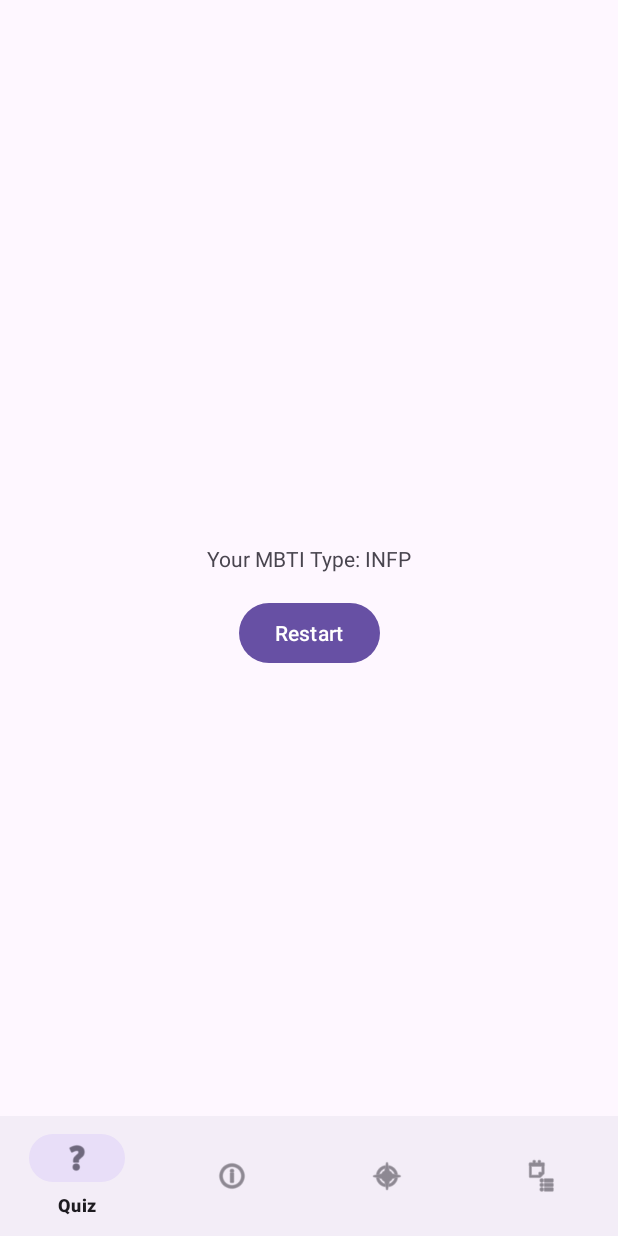
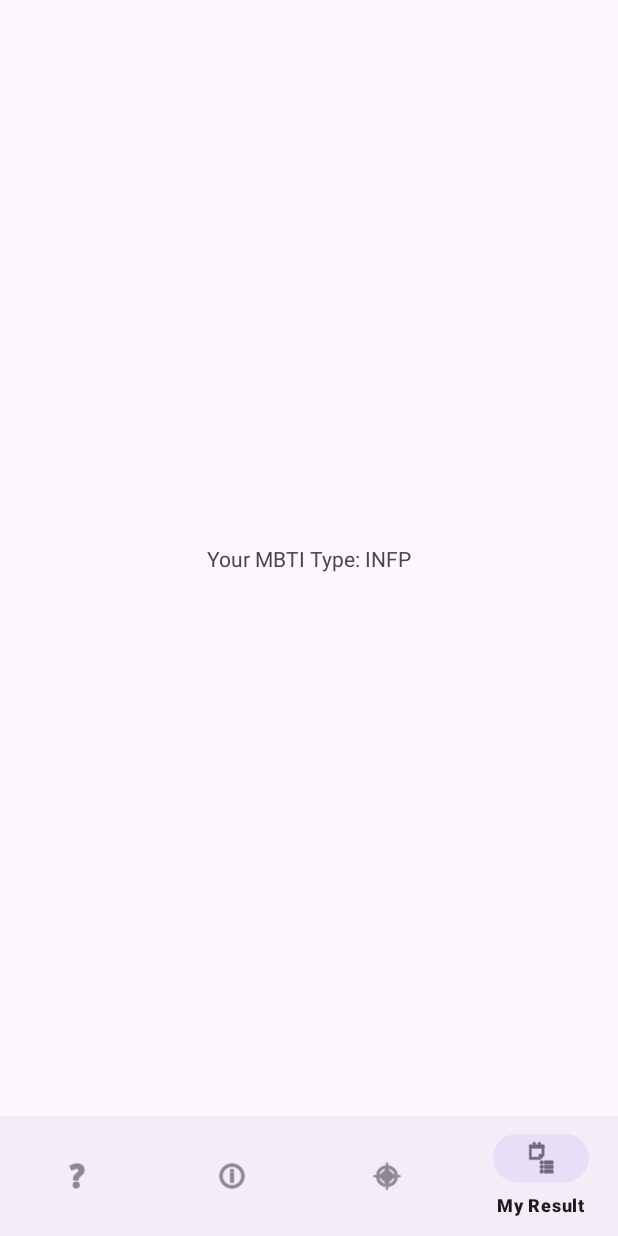
Before and after one commit to QinruoYang/personalityQuest, an Android app: the screen it shows after launch (MainActivity), after a tap on "Finish", on a phone screen of 412 x 824 dp. Run offline under Robolectric (Android 15) with nearby library versions, the phone set to English and light mode, and no system bars; our stand-ins replace navigation-ui; 1 other tap on this screen came first.

Commit message:
Direct the result to my result after finishing the quiz

```diff
--- a/app/build.gradle.kts
+++ b/app/build.gradle.kts
@@ -1,6 +1,7 @@
 plugins {
     id("com.android.application")
     id("org.jetbrains.kotlin.android")
+    id("androidx.navigation.safeargs.kotlin")
     // Add the Google services Gradle plugin
     id("com.google.gms.google-services")
 }
--- a/app/src/main/java/edu/uw/ischool/qy54/personalityquest/MyResult.kt
+++ b/app/src/main/java/edu/uw/ischool/qy54/personalityquest/MyResult.kt
@@ -4,15 +4,31 @@ import android.os.Bundle
 import android.view.LayoutInflater
 import android.view.View
 import android.view.ViewGroup
+import android.widget.TextView
 import androidx.fragment.app.Fragment
 
 class MyResult : Fragment() {
+    private lateinit var textResult: TextView
 
     override fun onCreateView(
         inflater: LayoutInflater, container: ViewGroup?,
         savedInstanceState: Bundle?
     ): View? {
         // Inflate the layout for this fragment
-        return inflater.inflate(R.layout.my_result, container, false)
+        val view = inflater.inflate(R.layout.my_result, container, false)
+
+        textResult = view.findViewById(R.id.text_my_result)
+
+
+        val mbtiResult = requireArguments().getString("mbtiType")
+
+        if (mbtiResult != null) {
+            println("mbtiResult in ResultFragment: $mbtiResult")
+            textResult.text = "Your MBTI Type: $mbtiResult"
+        }
+
+        return view
     }
+
+
 }
--- a/app/src/main/java/edu/uw/ischool/qy54/personalityquest/Quiz.kt
+++ b/app/src/main/java/edu/uw/ischool/qy54/personalityquest/Quiz.kt
@@ -6,8 +6,14 @@ import android.view.View
 import android.view.ViewGroup
 import android.widget.*
 import androidx.fragment.app.Fragment
+import androidx.lifecycle.LiveData
+import androidx.lifecycle.MutableLiveData
+import androidx.lifecycle.ViewModel
+import androidx.lifecycle.ViewModelProvider
+import androidx.navigation.fragment.findNavController
 
 class Quiz : Fragment() {
+    private lateinit var quizViewModel: QuizViewModel
     private val userResponses = mutableListOf<String>()
 
     private lateinit var repository: TopicRepository
@@ -29,6 +35,14 @@ class Quiz : Fragment() {
     ): View? {
         // Inflate the layout for this fragment
         val view = inflater.inflate(R.layout.quiz, container, false)
+
+        // Initialize ViewModel
+        quizViewModel = ViewModelProvider(this).get(QuizViewModel::class.java)
+
+        // Observe the MBTI result
+        quizViewModel.mbtiResult.observe(viewLifecycleOwner, { result ->
+            // Update UI with the result
+        })
 
         // Access the repository from the QuizApp
         repository = (requireActivity().application as QuizApp).accessRepo()
@@ -159,7 +173,19 @@ class Quiz : Fragment() {
         val mbtiType = calculateMBTIType()
 
         // Display the result directly in the quiz fragment
-        textQuestion.text = "Your MBTI Type: $mbtiType"
+        // textQuestion.text = "Your MBTI Type: $mbtiType"
+
+        // Update the result in ResultFragment
+        quizViewModel.setMBTIResult(mbtiType)
+
+        // Assuming you have a bundle defined in QuizFragment to pass the data
+        val bundle = Bundle().apply {
+            putString("mbtiType", mbtiType)
+        }
+
+        // Navigate to ResultFragment with the bundle
+        findNavController().navigate(R.id.action_quizFragment_to_resultFragment, bundle)
+
 
         choicesGroup.visibility = View.GONE
         btnNext.visibility = View.GONE
@@ -215,4 +241,14 @@ class Quiz : Fragment() {
         }
     }
 
+    class QuizViewModel : ViewModel() {
+        private val _mbtiResult = MutableLiveData<String>()
+        val mbtiResult: LiveData<String> get() = _mbtiResult
+
+        fun setMBTIResult(result: String) {
+            _mbtiResult.value = result
+            println("MBTI Result set: $result")
+        }
+    }
+
 }
--- a/app/src/main/res/layout/my_result.xml
+++ b/app/src/main/res/layout/my_result.xml
@@ -8,7 +8,7 @@
         android:id="@+id/text_my_result"
         android:layout_width="wrap_content"
         android:layout_height="wrap_content"
-        android:text="MyResult Fragment"
+        android:text="Your MBTI Type:"
         app:layout_constraintLeft_toLeftOf="parent"
         app:layout_constraintTop_toTopOf="parent"
         app:layout_constraintRight_toRightOf="parent"
--- a/app/src/main/res/navigation/nav_graph.xml
+++ b/app/src/main/res/navigation/nav_graph.xml
@@ -8,7 +8,13 @@
     <fragment
         android:id="@+id/navigation_quiz"
         android:name="edu.uw.ischool.qy54.personalityquest.Quiz"
-        tools:layout="@layout/quiz" />
+        tools:layout="@layout/quiz">
+            <action
+                android:id="@+id/action_quizFragment_to_resultFragment"
+                app:destination="@id/navigation_my_result">
+
+            </action>
+    </fragment>
 
     <fragment
         android:id="@+id/navigation_types"
--- a/build.gradle.kts
+++ b/build.gradle.kts
@@ -2,6 +2,7 @@
 plugins {
     id("com.android.application") version "8.1.2" apply false
     id("org.jetbrains.kotlin.android") version "1.9.0" apply false
+    id("androidx.navigation.safeargs.kotlin") version "2.7.5" apply false
     // Add the dependency for the Google services Gradle plugin
     id("com.google.gms.google-services") version "4.4.0" apply false
 }
```
